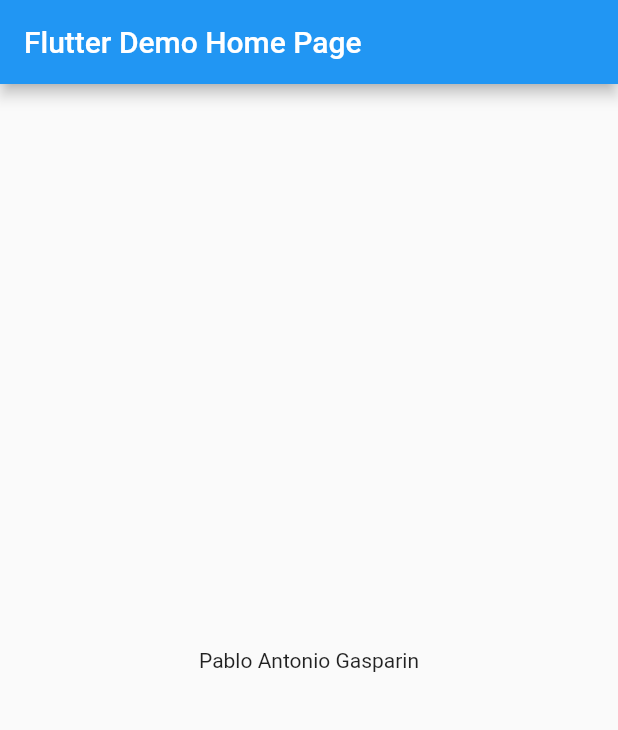
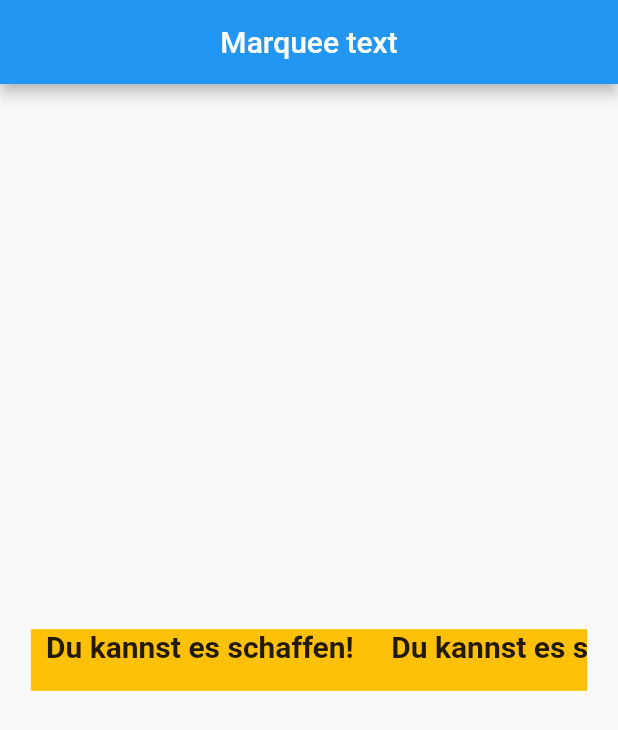
Before and after one commit to luigialejandro/flutter_marquee, a Flutter app: the screen it shows after launch, on a phone screen of 412 x 824 dp. Shown: the top 730 px of the screen. Run offline on Flutter 3.47's test engine with Material 2 defaults, Android fonts, the light colour scheme and no system bars; drawn by our look-alikes of marquee.

Commit message:
I've successfully created a text with marquee effect controlling its parameters such as speed, scroll axis and padding. Just like a theater exhibition panel

```diff
--- a/lib/main.dart
+++ b/lib/main.dart
@@ -12,10 +12,11 @@ class MyApp extends StatelessWidget {
   Widget build(BuildContext context) {
     return MaterialApp(
       title: 'Flutter Demo',
+      debugShowCheckedModeBanner: false,
       theme: ThemeData(
         primarySwatch: Colors.blue,
       ),
-      home: const MyHomePage(title: 'Flutter Demo Home Page'),
+      home: const MyHomePage(title: 'Marquee text'),
     );
   }
 }
@@ -35,15 +36,31 @@ class _MyHomePageState extends State<MyHomePage> {
     return Scaffold(
         appBar: AppBar(
           title: Text(widget.title),
+          centerTitle: true,
         ),
         body: Center(
-        child: Text('Pablo Antonio Gasparin'),
-        //child: Container(
-        //color: Colors.amber[100],
-        //width: MediaQuery.of(context).size.width * 0.8,
-        //height: MediaQuery.of(context).size.height * 0.2,
+          child: Container(
+            color: Colors.amber,
+            width: MediaQuery.of(context).size.width * 0.9,
+            height: MediaQuery.of(context).size.height * 0.05,
+            child: Center(
+              child: Marquee(
+                text: 'Du kannst es schaffen! ',
+                style: TextStyle(fontWeight: FontWeight.bold, fontSize: 20),
+                scrollAxis: Axis.horizontal,
+                crossAxisAlignment: CrossAxisAlignment.start,
+                blankSpace: 20.0,
+                velocity: 100.0,
+                pauseAfterRound: Duration(seconds: 1),
+                startPadding: 10.0,
+                accelerationDuration: Duration(seconds: 1),
+                accelerationCurve: Curves.linear,
+                decelerationDuration: Duration(milliseconds: 500),
+                decelerationCurve: Curves.easeOut,
               ),
+            ),
+          ),
+        ));
     //), // This trailing comma makes auto-formatting nicer for build methods.
-    );
   }
 }
```
Lines whose indentation alone changed are shown as unchanged.
